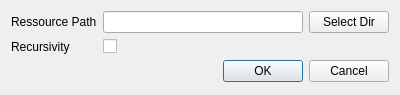
First picture: the form in sources/EditPathDialog.ui, repository ShrademnThill/ogre-construction-set, before the edit.
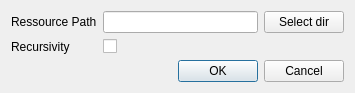
Second picture: the form after the edit.

```diff
--- a/sources/EditPathDialog.ui
+++ b/sources/EditPathDialog.ui
@@ -6,15 +6,42 @@
    <rect>
     <x>0</x>
     <y>0</y>
-    <width>400</width>
-    <height>95</height>
+    <width>355</width>
+    <height>93</height>
    </rect>
   </property>
   <property name="windowTitle">
    <string>Add Path Dialog</string>
   </property>
   <layout class="QGridLayout" name="gridLayout">
-   <item row="1" column="0">
+   <item row="2" column="2">
+    <widget class="QPushButton" name="seclectDirButton">
+     <property name="text">
+      <string>Select dir</string>
+     </property>
+    </widget>
+   </item>
+   <item row="2" column="1">
+    <widget class="QLineEdit" name="ressourcePathLineEdit"/>
+   </item>
+   <item row="2" column="0">
+    <widget class="QLabel" name="ressourcePathLabel">
+     <property name="text">
+      <string>Ressource Path</string>
+     </property>
+    </widget>
+   </item>
+   <item row="3" column="0">
+    <widget class="QLabel" name="recursivityLabel">
+     <property name="text">
+      <string>Recursivity</string>
+     </property>
+    </widget>
+   </item>
+   <item row="3" column="1">
+    <widget class="QCheckBox" name="recursivityCheckBox"/>
+   </item>
+   <item row="4" column="1" colspan="2">
     <widget class="QDialogButtonBox" name="buttonBox">
      <property name="orientation">
       <enum>Qt::Horizontal</enum>
@@ -24,40 +51,6 @@
      </property>
     </widget>
    </item>
-   <item row="0" column="0">
-    <layout class="QGridLayout" name="gridLayout_2">
-     <property name="sizeConstraint">
-      <enum>QLayout::SetMaximumSize</enum>
-     </property>
-     <item row="0" column="1">
-      <widget class="QLineEdit" name="ressourcePathLineEdit"/>
-     </item>
-     <item row="1" column="1">
-      <widget class="QCheckBox" name="recursivityCheckBox"/>
-     </item>
-     <item row="1" column="0">
-      <widget class="QLabel" name="recursivityLabel">
-       <property name="text">
-        <string>Recursivity</string>
-       </property>
-      </widget>
-     </item>
-     <item row="0" column="0">
-      <widget class="QLabel" name="ressourcePathLabel">
-       <property name="text">
-        <string>Ressource Path</string>
-       </property>
-      </widget>
-     </item>
-     <item row="0" column="2">
-      <widget class="QPushButton" name="seclectDirButton">
-       <property name="text">
-        <string>Select Dir</string>
-       </property>
-      </widget>
-     </item>
-    </layout>
-   </item>
   </layout>
  </widget>
  <resources/>
```
